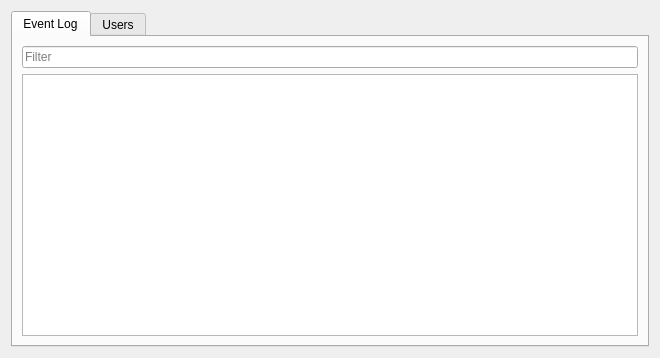
Old version of the form src/desktop/ui/serverlog.ui in the repository drawpile/Drawpile.
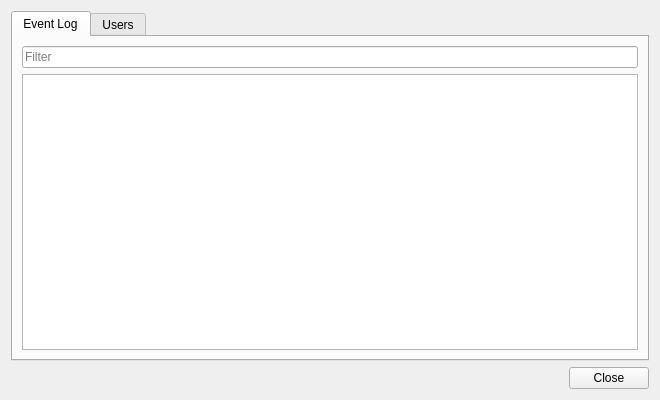
New version of the form.

Commit message:
Add close button to event log dialog
So that Android and other systems without window decorations can close
it sensibly.

Diff of the .ui file:
```diff
--- a/src/desktop/ui/serverlog.ui
+++ b/src/desktop/ui/serverlog.ui
@@ -7,7 +7,7 @@
     <x>0</x>
     <y>0</y>
     <width>660</width>
-    <height>358</height>
+    <height>400</height>
    </rect>
   </property>
   <property name="windowTitle">
@@ -147,6 +147,13 @@
      </widget>
     </widget>
    </item>
+   <item>
+    <widget class="QDialogButtonBox" name="buttonBox">
+     <property name="standardButtons">
+      <set>QDialogButtonBox::Close</set>
+     </property>
+    </widget>
+   </item>
   </layout>
  </widget>
  <resources/>
```
Left out of the diff: 19 changed lines with no effect on the pictures. The commit also changes 1 other file.
